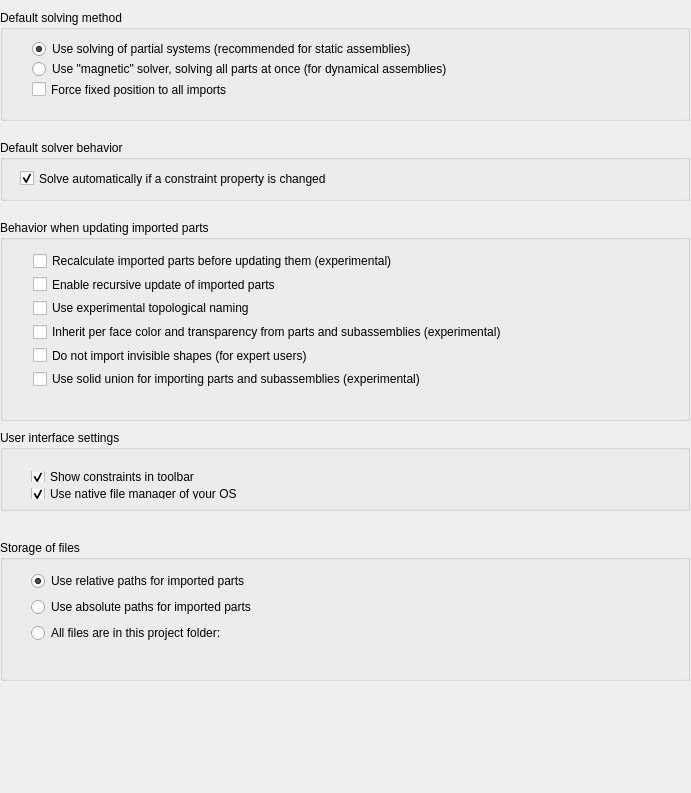
First picture: the form in GuiA2p/Resources/ui/a2p_prefs.ui, repository kbwbe/A2plus, before the edit.
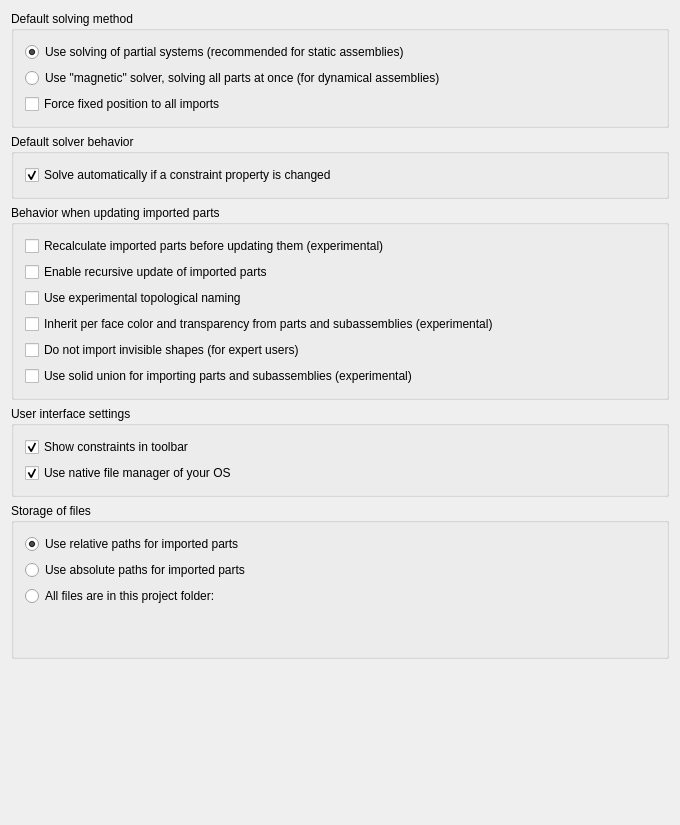
Second picture: the form after the edit. Custom widgets are drawn as their Qt base class.

Commit message:
Move elements on preferences page
The layout of groups was changed to have all elements stacked
vertically. Main layout is a grid.

Fix #635

```diff
--- a/GuiA2p/Resources/ui/a2p_prefs.ui
+++ b/GuiA2p/Resources/ui/a2p_prefs.ui
@@ -6,8 +6,8 @@
    <rect>
     <x>0</x>
     <y>0</y>
-    <width>691</width>
-    <height>793</height>
+    <width>680</width>
+    <height>825</height>
    </rect>
   </property>
   <property name="sizePolicy">
@@ -19,17 +19,11 @@
   <property name="windowTitle">
    <string>A2plus settings</string>
   </property>
+  <layout class="QGridLayout" name="gridLayout">
+   <item row="3" column="0">
   <widget class="QGroupBox" name="groupBox_4">
-   <property name="geometry">
-    <rect>
-     <x>0</x>
-     <y>430</y>
-     <width>690</width>
-     <height>81</height>
-    </rect>
-   </property>
    <property name="sizePolicy">
-    <sizepolicy hsizetype="Expanding" vsizetype="Expanding">
+      <sizepolicy hsizetype="Preferred" vsizetype="Preferred">
      <horstretch>0</horstretch>
      <verstretch>0</verstretch>
     </sizepolicy>
@@ -37,17 +31,8 @@
    <property name="title">
     <string>User interface settings</string>
    </property>
-   <widget class="QWidget" name="layoutWidget">
-    <property name="geometry">
-     <rect>
-      <x>20</x>
-      <y>30</y>
-      <width>661</width>
-      <height>50</height>
-     </rect>
-    </property>
-    <layout class="QFormLayout" name="formLayout_3">
-     <item row="0" column="0">
+     <layout class="QVBoxLayout" name="verticalLayout_4">
+      <item>
       <widget class="Gui::PrefCheckBox" name="checkBox_6">
        <property name="toolTip">
         <string>Adds a creation button for every constraint type to the toolbar</string>
@@ -66,7 +51,7 @@
        </property>
       </widget>
      </item>
-     <item row="1" column="0">
+      <item>
       <widget class="Gui::PrefCheckBox" name="checkBox_10">
        <property name="text">
         <string>Use native file manager of your OS</string>
@@ -84,18 +69,11 @@
      </item>
     </layout>
    </widget>
-  </widget>
+   </item>
+   <item row="2" column="0">
   <widget class="QGroupBox" name="groupBox_3">
-   <property name="geometry">
-    <rect>
-     <x>0</x>
-     <y>220</y>
-     <width>690</width>
-     <height>201</height>
-    </rect>
-   </property>
    <property name="sizePolicy">
-    <sizepolicy hsizetype="Expanding" vsizetype="Expanding">
+      <sizepolicy hsizetype="Preferred" vsizetype="Preferred">
      <horstretch>0</horstretch>
      <verstretch>0</verstretch>
     </sizepolicy>
@@ -106,17 +84,8 @@
    <property name="title">
     <string>Behavior when updating imported parts</string>
    </property>
-   <widget class="QWidget" name="layoutWidget">
-    <property name="geometry">
-     <rect>
-      <x>22</x>
-      <y>21</y>
-      <width>661</width>
-      <height>158</height>
-     </rect>
-    </property>
-    <layout class="QFormLayout" name="formLayout">
-     <item row="0" column="0">
+     <layout class="QVBoxLayout" name="verticalLayout_3">
+      <item>
       <widget class="Gui::PrefCheckBox" name="checkBox_4">
        <property name="toolTip">
         <string>All parts of the assembly will be opened in FreeCAD to be
@@ -133,7 +102,7 @@
        </property>
       </widget>
      </item>
-     <item row="1" column="0">
+      <item>
       <widget class="Gui::PrefCheckBox" name="checkBox_5">
        <property name="toolTip">
         <string>Opens all subassemblies recursively
@@ -150,7 +119,7 @@
        </property>
       </widget>
      </item>
-     <item row="2" column="0">
+      <item>
       <widget class="Gui::PrefCheckBox" name="checkBox_2">
        <property name="toolTip">
         <string>While importing parts to the assembly, the topological names
@@ -169,7 +138,7 @@
        </property>
       </widget>
      </item>
-     <item row="3" column="0">
+      <item>
       <widget class="Gui::PrefCheckBox" name="checkBox_7">
        <property name="toolTip">
         <string>Use color and transparency settings
@@ -187,7 +156,7 @@
        </property>
       </widget>
      </item>
-     <item row="4" column="0">
+      <item>
       <widget class="Gui::PrefCheckBox" name="checkBox_8">
        <property name="toolTip">
         <string>Invisible datum/construction shapes will be hidden.
@@ -209,7 +178,7 @@
        </property>
       </widget>
      </item>
-     <item row="5" column="0">
+      <item>
       <widget class="Gui::PrefCheckBox" name="checkBox_9">
        <property name="text">
         <string>Use solid union for importing parts and subassemblies (experimental)</string>
@@ -224,16 +193,9 @@
      </item>
     </layout>
    </widget>
-  </widget>
-  <widget class="QGroupBox" name="groupBox_6">
-   <property name="geometry">
-    <rect>
-     <x>0</x>
-     <y>540</y>
-     <width>690</width>
-     <height>141</height>
-    </rect>
-   </property>
+   </item>
+   <item row="4" column="0">
+    <widget class="QGroupBox" name="groupBox_5">
    <property name="sizePolicy">
     <sizepolicy hsizetype="Expanding" vsizetype="Expanding">
      <horstretch>0</horstretch>
@@ -243,16 +205,7 @@
    <property name="title">
     <string>Storage of files</string>
    </property>
-   <widget class="QWidget" name="verticalLayoutWidget_5">
-    <property name="geometry">
-     <rect>
-      <x>20</x>
-      <y>20</y>
-      <width>661</width>
-      <height>111</height>
-     </rect>
-    </property>
-    <layout class="QVBoxLayout" name="verticalLayout_6">
+     <layout class="QVBoxLayout" name="verticalLayout_5">
      <item>
       <widget class="Gui::PrefRadioButton" name="radioButton_3">
        <property name="text">
@@ -299,7 +252,7 @@
       </widget>
      </item>
      <item>
-      <widget class="Gui::PrefFileChooser" name="fileChooser" native="true">
+       <widget class="Gui::PrefFileChooser" name="fileChooser">
        <property name="sizePolicy">
         <sizepolicy hsizetype="Preferred" vsizetype="MinimumExpanding">
          <horstretch>0</horstretch>
@@ -328,59 +281,11 @@
      </item>
     </layout>
    </widget>
-  </widget>
-  <widget class="QGroupBox" name="groupBox_2">
-   <property name="geometry">
-    <rect>
-     <x>0</x>
-     <y>140</y>
-     <width>690</width>
-     <height>61</height>
-    </rect>
-   </property>
-   <property name="sizePolicy">
-    <sizepolicy hsizetype="Expanding" vsizetype="Expanding">
-     <horstretch>0</horstretch>
-     <verstretch>0</verstretch>
-    </sizepolicy>
-   </property>
-   <property name="title">
-    <string>Default solver behavior</string>
-   </property>
-   <widget class="Gui::PrefCheckBox" name="checkBox">
-    <property name="geometry">
-     <rect>
-      <x>20</x>
-      <y>30</y>
-      <width>661</width>
-      <height>17</height>
-     </rect>
-    </property>
-    <property name="text">
-     <string>Solve automatically if a constraint property is changed</string>
-    </property>
-    <property name="checked">
-     <bool>true</bool>
-    </property>
-    <property name="prefEntry" stdset="0">
-     <cstring>autoSolve</cstring>
-    </property>
-    <property name="prefPath" stdset="0">
-     <cstring>Mod/A2plus</cstring>
-    </property>
-   </widget>
-  </widget>
+   </item>
+   <item row="0" column="0">
   <widget class="QGroupBox" name="groupBox">
-   <property name="geometry">
-    <rect>
-     <x>0</x>
-     <y>10</y>
-     <width>690</width>
-     <height>111</height>
-    </rect>
-   </property>
    <property name="sizePolicy">
-    <sizepolicy hsizetype="Expanding" vsizetype="Expanding">
+      <sizepolicy hsizetype="Preferred" vsizetype="Preferred">
      <horstretch>0</horstretch>
      <verstretch>0</verstretch>
     </sizepolicy>
@@ -388,17 +293,36 @@
    <property name="title">
     <string>Default solving method</string>
    </property>
-   <widget class="QWidget" name="layoutWidget">
-    <property name="geometry">
-     <rect>
-      <x>21</x>
-      <y>21</y>
-      <width>661</width>
-      <height>77</height>
-     </rect>
-    </property>
-    <layout class="QFormLayout" name="formLayout_2">
-     <item row="1" column="0">
+     <layout class="QVBoxLayout" name="verticalLayout">
+      <item>
+       <widget class="Gui::PrefRadioButton" name="radioButton">
+        <property name="sizePolicy">
+         <sizepolicy hsizetype="MinimumExpanding" vsizetype="Fixed">
+          <horstretch>0</horstretch>
+          <verstretch>0</verstretch>
+         </sizepolicy>
+        </property>
+        <property name="toolTip">
+         <string>Solver begins with a fixed part and a part constrained to it.
+All other parts are not calculated. If a solution could be
+found, the next constrained part is added for the
+calculation and so on.</string>
+        </property>
+        <property name="text">
+         <string>Use solving of partial systems (recommended for static assemblies)</string>
+        </property>
+        <property name="checked">
+         <bool>true</bool>
+        </property>
+        <property name="prefEntry" stdset="0">
+         <cstring>usePartialSolver</cstring>
+        </property>
+        <property name="prefPath" stdset="0">
+         <cstring>Mod/A2plus</cstring>
+        </property>
+       </widget>
+      </item>
+      <item>
       <widget class="Gui::PrefRadioButton" name="radioButton_2">
        <property name="sizePolicy">
         <sizepolicy hsizetype="Expanding" vsizetype="Fixed">
@@ -421,7 +345,7 @@
        </property>
       </widget>
      </item>
-     <item row="2" column="0">
+      <item>
       <widget class="Gui::PrefCheckBox" name="checkBox_3">
        <property name="toolTip">
         <string>All parts will be fixed to the positions
@@ -438,22 +362,25 @@
        </property>
       </widget>
      </item>
-     <item row="0" column="0" colspan="2">
-      <widget class="Gui::PrefRadioButton" name="radioButton">
+     </layout>
+    </widget>
+   </item>
+   <item row="1" column="0">
+    <widget class="QGroupBox" name="groupBox_2">
        <property name="sizePolicy">
-        <sizepolicy hsizetype="MinimumExpanding" vsizetype="Fixed">
+      <sizepolicy hsizetype="Preferred" vsizetype="Preferred">
          <horstretch>0</horstretch>
          <verstretch>0</verstretch>
         </sizepolicy>
        </property>
-       <property name="toolTip">
-        <string>Solver begins with a fixed part and a part constrained to it.
-All other parts are not calculated. If a solution could be
-found, the next constrained part is added for the
-calculation and so on.</string>
-       </property>
+     <property name="title">
+      <string>Default solver behavior</string>
+     </property>
+     <layout class="QVBoxLayout" name="verticalLayout_2">
+      <item>
+       <widget class="Gui::PrefCheckBox" name="checkBox">
        <property name="text">
-        <string>Use solving of partial systems (recommended for static assemblies)</string>
+         <string>Solve automatically if a constraint property is changed</string>
        </property>
        <property name="checked">
         <bool>true</bool>
@@ -468,7 +395,21 @@
      </item>
     </layout>
    </widget>
-  </widget>
+   </item>
+   <item row="5" column="0">
+    <spacer name="verticalSpacer">
+     <property name="orientation">
+      <enum>Qt::Vertical</enum>
+     </property>
+     <property name="sizeHint" stdset="0">
+      <size>
+       <width>20</width>
+       <height>40</height>
+      </size>
+     </property>
+    </spacer>
+   </item>
+  </layout>
  </widget>
  <layoutdefault spacing="6" margin="11"/>
  <pixmapfunction>qPixmapFromMimeSource</pixmapfunction>
```
Left out of the diff: 2 changed lines with no effect on the pictures. Lines whose indentation alone changed are shown as unchanged.
